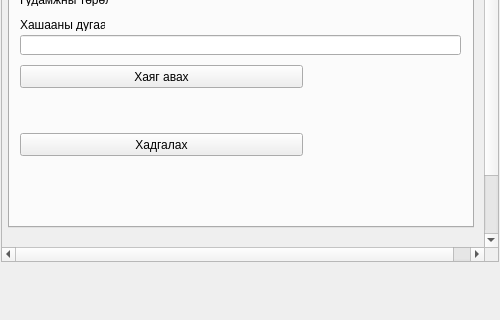
This is view/AddressNavigatorWidget.ui in teamlm2/lm2_mgis as Qt 5 draws it before an edit; both pictures show x 0 to 500 and y 438 to 758 of the 500 by 758 pixel window. The edited form follows.
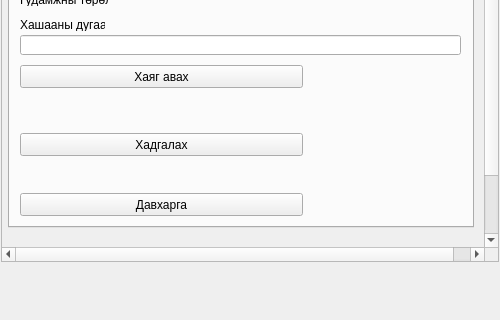
This is the edited form.

What changed in the file:
```diff
--- a/view/AddressNavigatorWidget.ui
+++ b/view/AddressNavigatorWidget.ui
@@ -345,6 +345,19 @@
          <string/>
         </property>
        </widget>
+       <widget class="QPushButton" name="address_layer_button">
+        <property name="geometry">
+         <rect>
+          <x>10</x>
+          <y>570</y>
+          <width>283</width>
+          <height>23</height>
+         </rect>
+        </property>
+        <property name="text">
+         <string>Давхарга</string>
+        </property>
+       </widget>
       </widget>
       <widget class="QWidget" name="tab">
        <attribute name="title">
```
